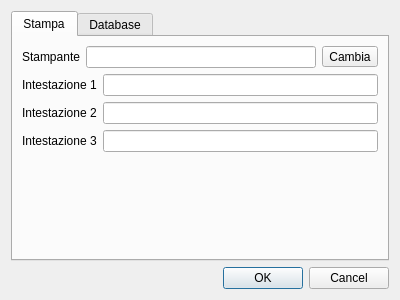
This is src/configurazionedlg.ui in mtonin/gestcassa as Qt 5 draws it before an edit. The edited form follows.
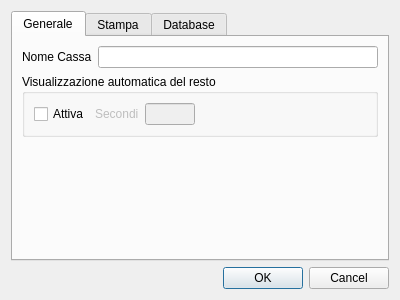
This is the edited form.

Commit message: - parametrizzazione visualizzazione automatica dialogo per calcolo resto - aggiunto parametro nome cassa

```diff
--- a/src/configurazionedlg.ui
+++ b/src/configurazionedlg.ui
@@ -19,6 +19,103 @@
      <property name="currentIndex">
       <number>0</number>
      </property>
+     <widget class="QWidget" name="generaleTab">
+      <attribute name="title">
+       <string>Generale</string>
+      </attribute>
+      <layout class="QVBoxLayout" name="verticalLayout_3">
+       <item>
+        <layout class="QHBoxLayout" name="horizontalLayout_5">
+         <item>
+          <widget class="QLabel" name="label_5">
+           <property name="text">
+            <string>Nome Cassa</string>
+           </property>
+          </widget>
+         </item>
+         <item>
+          <widget class="QLineEdit" name="nomeCassaTxt">
+           <property name="maxLength">
+            <number>8</number>
+           </property>
+          </widget>
+         </item>
+        </layout>
+       </item>
+       <item>
+        <widget class="QGroupBox" name="groupBox">
+         <property name="title">
+          <string>Visualizzazione automatica del resto</string>
+         </property>
+         <layout class="QHBoxLayout" name="horizontalLayout_6">
+          <item>
+           <widget class="QCheckBox" name="attivaRestoCheck">
+            <property name="text">
+             <string>Attiva</string>
+            </property>
+           </widget>
+          </item>
+          <item>
+           <widget class="QLabel" name="durataRestoLbl">
+            <property name="enabled">
+             <bool>false</bool>
+            </property>
+            <property name="text">
+             <string>Secondi</string>
+            </property>
+           </widget>
+          </item>
+          <item>
+           <widget class="QLineEdit" name="durataRestoTxt">
+            <property name="enabled">
+             <bool>false</bool>
+            </property>
+            <property name="maximumSize">
+             <size>
+              <width>50</width>
+              <height>16777215</height>
+             </size>
+            </property>
+            <property name="maxLength">
+             <number>2</number>
+            </property>
+           </widget>
+          </item>
+          <item>
+           <spacer name="horizontalSpacer">
+            <property name="orientation">
+             <enum>Qt::Horizontal</enum>
+            </property>
+            <property name="sizeHint" stdset="0">
+             <size>
+              <width>40</width>
+              <height>20</height>
+             </size>
+            </property>
+           </spacer>
+          </item>
+         </layout>
+         <zorder>durataRestoTxt</zorder>
+         <zorder>layoutWidget</zorder>
+         <zorder>attivaRestoCheck</zorder>
+         <zorder>horizontalSpacer</zorder>
+        </widget>
+       </item>
+       <item>
+        <spacer name="verticalSpacer_2">
+         <property name="orientation">
+          <enum>Qt::Vertical</enum>
+         </property>
+         <property name="sizeHint" stdset="0">
+          <size>
+           <width>20</width>
+           <height>178</height>
+          </size>
+         </property>
+        </spacer>
+       </item>
+      </layout>
+     </widget>
      <widget class="QWidget" name="tab">
       <attribute name="title">
        <string>Stampa</string>
```
Left out of the diff: 10 changed lines with no effect on the pictures. The commit also changes 6 other files.
